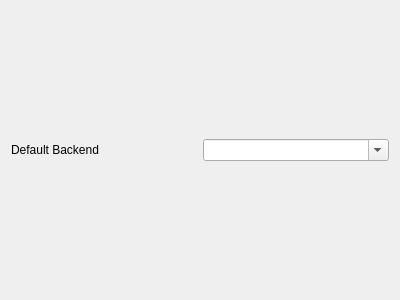
First picture: the form in src/settings.ui, repository KDE/cantor, before the edit.
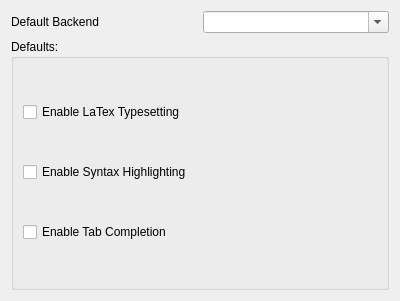
Second picture: the form after the edit.

Commit message: - add some more settings - adjust the actions in the menu to the capabilities of the backend

```diff
--- a/src/settings.ui
+++ b/src/settings.ui
@@ -7,11 +7,11 @@
     <x>0</x>
     <y>0</y>
     <width>400</width>
-    <height>300</height>
+    <height>301</height>
    </rect>
   </property>
-  <layout class="QVBoxLayout" name="verticalLayout">
-   <item>
+  <layout class="QGridLayout" name="gridLayout">
+   <item row="0" column="0">
     <layout class="QHBoxLayout" name="horizontalLayout">
      <item>
       <widget class="QLabel" name="label">
@@ -29,6 +29,40 @@
      </item>
     </layout>
    </item>
+   <item row="1" column="0">
+    <layout class="QVBoxLayout" name="verticalLayout">
+     <item>
+      <widget class="QGroupBox" name="groupBox">
+       <property name="title">
+        <string>Defaults:</string>
+       </property>
+       <layout class="QVBoxLayout" name="verticalLayout_2">
+        <item>
+         <widget class="QCheckBox" name="kcfg_TypesetDefault">
+          <property name="text">
+           <string>Enable LaTex Typesetting</string>
+          </property>
+         </widget>
+        </item>
+        <item>
+         <widget class="QCheckBox" name="kcfg_HighlightDefault">
+          <property name="text">
+           <string>Enable Syntax Highlighting</string>
+          </property>
+         </widget>
+        </item>
+        <item>
+         <widget class="QCheckBox" name="kcfg_TabCompletionDefault">
+          <property name="text">
+           <string>Enable Tab Completion</string>
+          </property>
+         </widget>
+        </item>
+       </layout>
+      </widget>
+     </item>
+    </layout>
+   </item>
   </layout>
  </widget>
  <resources/>
```
The commit also changes 13 other files.
